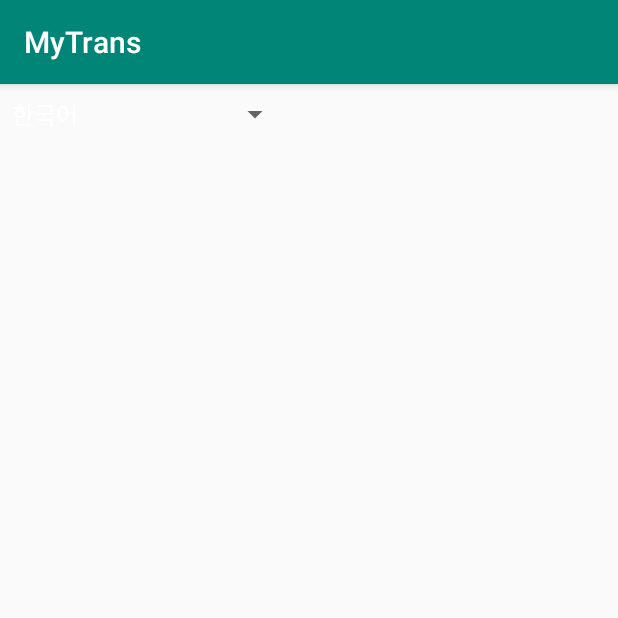
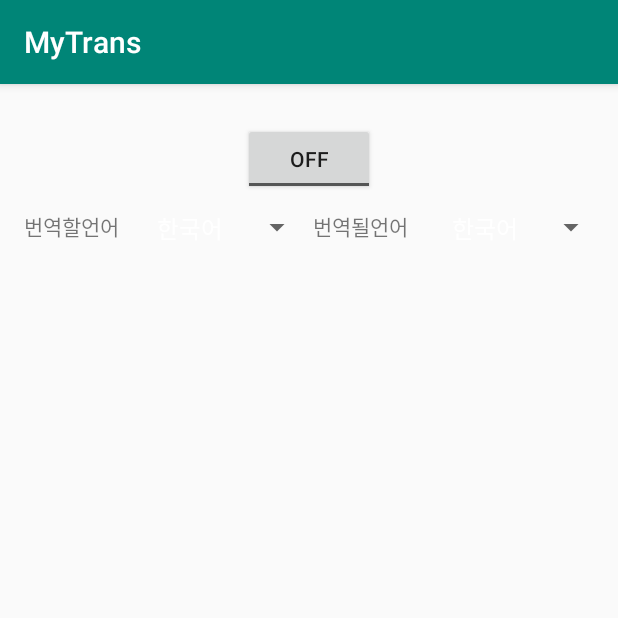
Before and after one commit to MDatabase/MyTrans, an Android app: the screen it shows after launch (MainActivity), on a phone screen of 412 x 824 dp, the top half of it. Run offline under Robolectric (Android 15) with nearby library versions, the phone set to English and light mode, and no system bars.

Commit message:
making toggle button

```diff
--- a/app/src/main/java/com/example/mytrans/MainActivity.java
+++ b/app/src/main/java/com/example/mytrans/MainActivity.java
@@ -6,7 +6,9 @@
 import android.view.View;
 import android.widget.AdapterView;
 import android.widget.ArrayAdapter;
+import android.widget.Button;
 import android.widget.Spinner;
+import android.widget.Toast;
 
 import java.util.ArrayList;
 
@@ -15,6 +17,7 @@
     private Spinner tT,tbT;
     ArrayList<String> langList;
     ArrayAdapter<String> arrayAdapter;
+    Button OnOffBtn;
     @Override
     protected void onCreate(Bundle savedInstanceState) {
         super.onCreate(savedInstanceState);
@@ -29,16 +32,33 @@
         arrayAdapter = new ArrayAdapter<>(getApplicationContext(),
                 android.R.layout.simple_spinner_dropdown_item,langList);
 
-        tT=(Spinner)findViewById(R.id.tTSpin);
+        tT=findViewById(R.id.tTSpin);
         tT.setAdapter(arrayAdapter);
         tT.setOnItemSelectedListener(new AdapterView.OnItemSelectedListener(){
             @Override
             public void onItemSelected(AdapterView<?> adapterView, View view, int i, long l){
-
+                Toast.makeText(getApplicationContext(),langList.get(i)+"가 선택되었습니다.",
+                        Toast.LENGTH_SHORT).show();
+            }
+            @Override
+            public void onNothingSelected(AdapterView<?> adapterView) {
+            }
+        });
+        tbT=findViewById(R.id.tbTSpin);
+        tbT.setAdapter(arrayAdapter);
+        tbT.setOnItemSelectedListener(new AdapterView.OnItemSelectedListener(){
+            @Override
+            public void onItemSelected(AdapterView<?> adapterView, View view, int i, long l){
+                Toast.makeText(getApplicationContext(),langList.get(i)+"가 선택되었습니다.",
+                        Toast.LENGTH_SHORT).show();
+            }
+            @Override
+            public void onNothingSelected(AdapterView<?> adapterView) {
             }
         });
 
 
 
+
     }
 }
--- a/app/src/main/res/layout/activity_main.xml
+++ b/app/src/main/res/layout/activity_main.xml
@@ -11,12 +11,65 @@
         android:layout_width="wrap_content"
         android:layout_height="wrap_content"
         android:orientation="vertical"
-        app:layout_constraintGuide_begin="205dp" />
+        app:layout_constraintGuide_begin="208dp" />
 
     <Spinner
         android:id="@+id/tTSpin"
-        android:layout_width="194dp"
-        android:layout_height="40dp"
-        tools:layout_editor_absoluteX="3dp"
-        tools:layout_editor_absoluteY="27dp" />
+        android:layout_width="0dp"
+        android:layout_height="43dp"
+        android:layout_marginTop="74dp"
+        app:layout_constraintEnd_toStartOf="@+id/tbsText"
+        app:layout_constraintStart_toEndOf="@+id/tsText"
+        app:layout_constraintTop_toTopOf="parent" />
+
+    <Spinner
+        android:id="@+id/tbTSpin"
+        android:layout_width="0dp"
+        android:layout_height="0dp"
+        android:layout_marginEnd="7dp"
+        app:layout_constraintBottom_toBottomOf="@+id/tTSpin"
+        app:layout_constraintEnd_toEndOf="parent"
+        app:layout_constraintStart_toEndOf="@+id/tbsText"
+        app:layout_constraintTop_toTopOf="@+id/tTSpin" />
+
+    <TextView
+        android:id="@+id/tsText"
+        android:layout_width="wrap_content"
+        android:layout_height="wrap_content"
+        android:layout_marginStart="16dp"
+        android:layout_marginTop="10dp"
+        android:layout_marginEnd="17dp"
+        android:text="@string/tS"
+        app:layout_constraintEnd_toStartOf="@+id/tTSpin"
+        app:layout_constraintStart_toStartOf="parent"
+        app:layout_constraintTop_toTopOf="@+id/tTSpin" />
+
+    <TextView
+        android:id="@+id/tbsText"
+        android:layout_width="wrap_content"
+        android:layout_height="wrap_content"
+        android:layout_marginTop="10dp"
+        android:layout_marginEnd="21dp"
+        android:text="@string/tbS"
+        app:layout_constraintEnd_toStartOf="@+id/tbTSpin"
+        app:layout_constraintStart_toEndOf="@+id/tTSpin"
+        app:layout_constraintTop_toTopOf="@+id/tTSpin" />
+
+    <ToggleButton
+        android:id="@+id/toggleButton"
+        android:layout_width="wrap_content"
+        android:layout_height="wrap_content"
+        android:textOn="@string/BtnOn"
+        android:textOff="@string/BtnOff"
+        app:layout_constraintBottom_toTopOf="@+id/guideline2"
+        app:layout_constraintEnd_toEndOf="parent"
+        app:layout_constraintStart_toStartOf="parent" />
+
+    <androidx.constraintlayout.widget.Guideline
+        android:id="@+id/guideline2"
+        android:layout_width="wrap_content"
+        android:layout_height="wrap_content"
+        android:orientation="horizontal"
+        app:layout_constraintGuide_begin="74dp" />
+
 </androidx.constraintlayout.widget.ConstraintLayout>
--- a/app/src/main/res/values/strings.xml
+++ b/app/src/main/res/values/strings.xml
@@ -1,3 +1,7 @@
 <resources>
     <string name="app_name">MyTrans</string>
+    <string name="tS">번역할언어</string>
+    <string name="tbS">번역될언어</string>
+    <string name="BtnOn">ON</string>
+    <string name="BtnOff">OFF</string>
 </resources>
```
